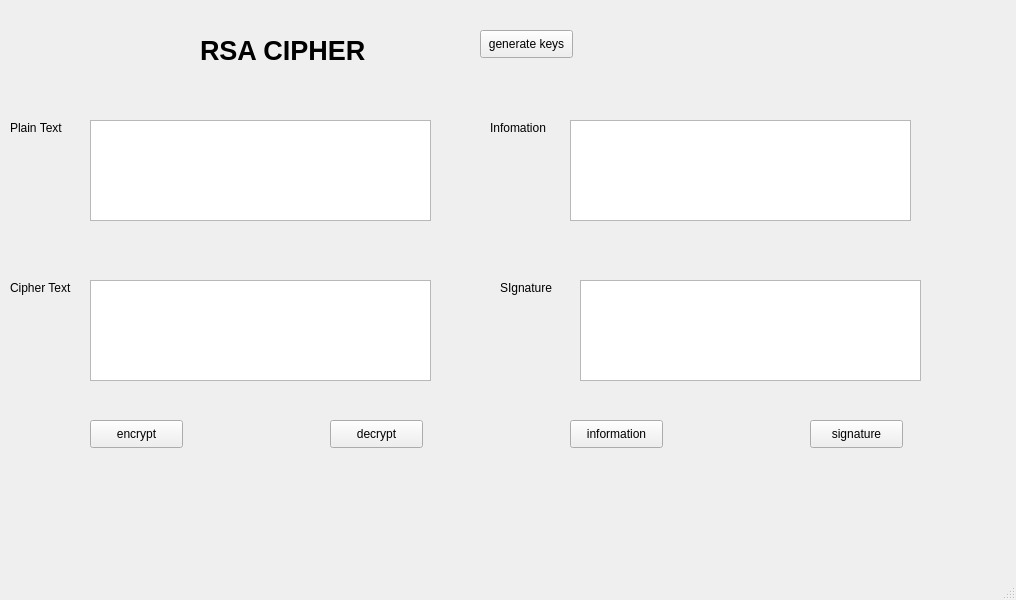
Above: lab-03/ui/rsa.ui from tuan2102/VTANHTUAN-2475 before the change. Below: the same form after it.
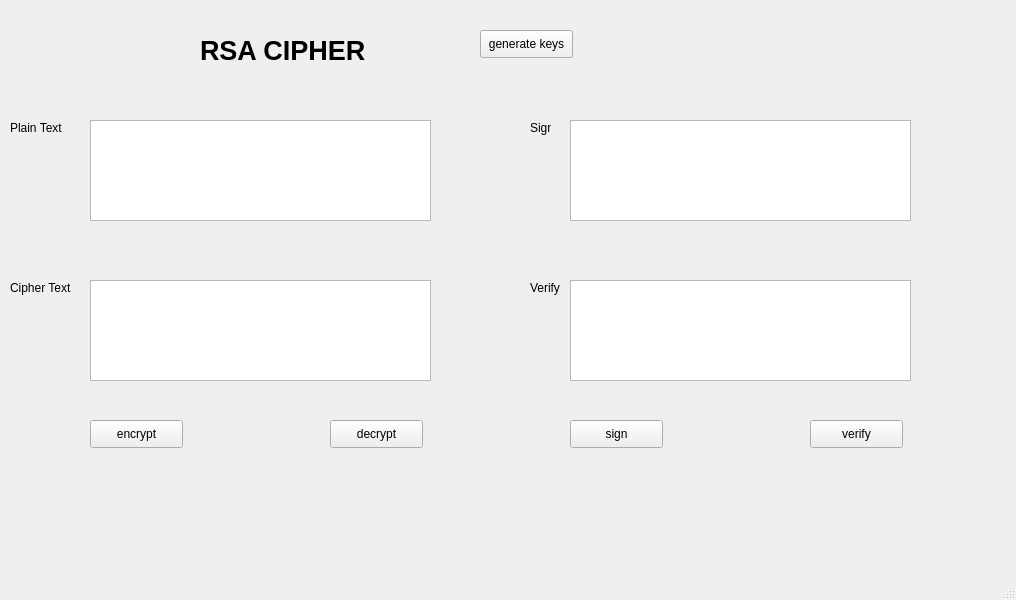
That is the form after the change.

Patch:
```diff
--- a/lab-03/ui/rsa.ui
+++ b/lab-03/ui/rsa.ui
@@ -80,33 +80,33 @@
      <string>Cipher Text</string>
     </property>
    </widget>
-   <widget class="QPlainTextEdit" name="txtinfomation">
-    <property name="geometry">
-     <rect>
-      <x>570</x>
-      <y>120</y>
-      <width>341</width>
-      <height>101</height>
-     </rect>
-    </property>
-   </widget>
-   <widget class="QLabel" name="label_4">
-    <property name="geometry">
-     <rect>
-      <x>490</x>
-      <y>120</y>
-      <width>71</width>
-      <height>16</height>
-     </rect>
-    </property>
-    <property name="text">
-     <string>Infomation</string>
-    </property>
-   </widget>
    <widget class="QPlainTextEdit" name="txtsign">
     <property name="geometry">
      <rect>
-      <x>580</x>
+      <x>570</x>
+      <y>120</y>
+      <width>341</width>
+      <height>101</height>
+     </rect>
+    </property>
+   </widget>
+   <widget class="QLabel" name="label_4">
+    <property name="geometry">
+     <rect>
+      <x>530</x>
+      <y>120</y>
+      <width>21</width>
+      <height>16</height>
+     </rect>
+    </property>
+    <property name="text">
+     <string>Sign</string>
+    </property>
+   </widget>
+   <widget class="QPlainTextEdit" name="txtverify">
+    <property name="geometry">
+     <rect>
+      <x>570</x>
       <y>280</y>
       <width>341</width>
       <height>101</height>
@@ -116,14 +116,14 @@
    <widget class="QLabel" name="label_5">
     <property name="geometry">
      <rect>
-      <x>500</x>
+      <x>530</x>
       <y>280</y>
-      <width>71</width>
+      <width>31</width>
       <height>16</height>
      </rect>
     </property>
     <property name="text">
-     <string>SIgnature</string>
+     <string>Verify</string>
     </property>
    </widget>
    <widget class="QPushButton" name="btnen">
@@ -162,7 +162,7 @@
      </rect>
     </property>
     <property name="text">
-     <string>information</string>
+     <string>sign</string>
     </property>
    </widget>
    <widget class="QPushButton" name="btnsign">
@@ -175,7 +175,7 @@
      </rect>
     </property>
     <property name="text">
-     <string>signature</string>
+     <string>verify</string>
     </property>
    </widget>
    <widget class="QPushButton" name="btngenerate">
```
Left out of the diff: 4 changed lines with no effect on the pictures.
